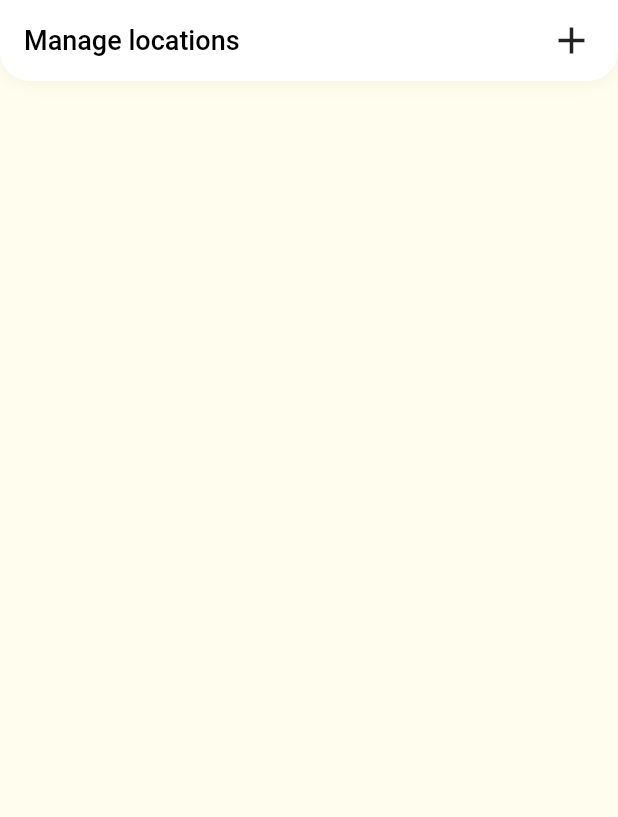
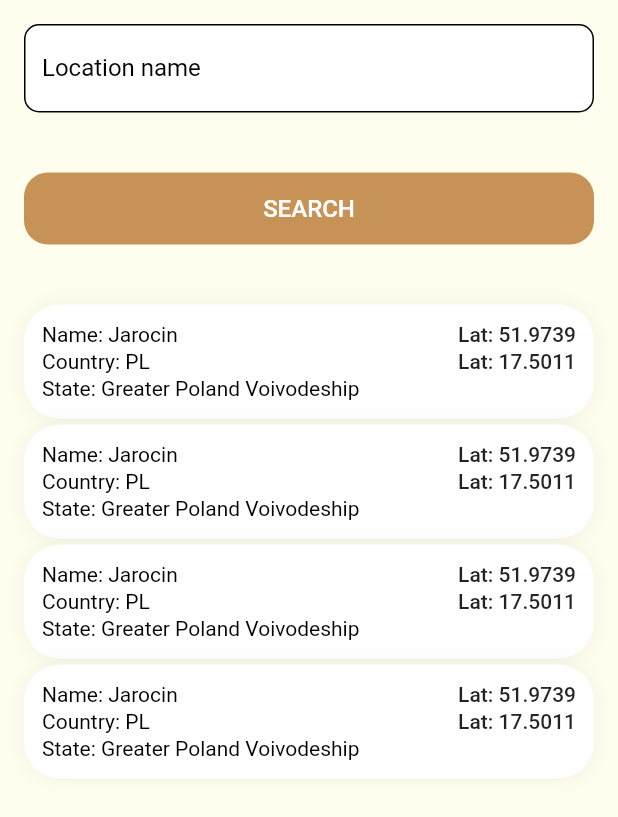
Before and after one commit to FirentisTFW/weather-app-flutter, a Flutter app: the LocationsListView screen opened by its route, after a tap on the "add" icon, on a phone screen of 412 x 824 dp. Shown: the top 817 px of the screen. Run offline on Flutter 3.47's test engine with Material 2 defaults, Android fonts, the phone set to English and light mode, and no system bars; our stand-ins replace cached_network_image, dio, flutter_riverpod, hive; accounts and stored records are empty; network calls fail.

Commit message:
Added add location page base (mocked)

```diff
--- /dev/null
+++ b/lib/networking/models/location_proposition.dart
@@ -0,0 +1,30 @@
+import 'package:json_annotation/json_annotation.dart';
+
+part 'location_proposition.g.dart';
+
+@JsonSerializable(
+  createToJson: false,
+)
+class LocationProposition {
+  final String? country;
+  @JsonKey(name: 'lat')
+  final double? latitude;
+  @JsonKey(name: 'lon')
+  final double? longitude;
+  final String? name;
+  final String? state;
+
+  const LocationProposition({
+    this.country,
+    this.latitude,
+    this.longitude,
+    this.name,
+    this.state,
+  });
+
+  factory LocationProposition.fromJson(Map<String, dynamic> json) => _$LocationPropositionFromJson(json);
+
+  String get latitudeDisplay => latitude?.toStringAsFixed(4) ?? '';
+
+  String get longitudeDisplay => longitude?.toStringAsFixed(4) ?? '';
+}
--- a/lib/routing.dart
+++ b/lib/routing.dart
@@ -1,3 +1,4 @@
+import 'package:app/views/add_location/add_location_view.dart';
 import 'package:app/views/locations_list/locations_list_view.dart';
 import 'package:app/views/settings/settings_view.dart';
 import 'package:flutter/material.dart';
@@ -6,6 +7,7 @@ import 'package:flutter/widgets.dart';
 abstract class Routing {
   const Routing._();
 
+  static const addLocation = 'add_location';
   static const locationsList = 'locations_list';
   static const settings = 'settings';
 
@@ -14,6 +16,9 @@ abstract class Routing {
     final String? routeName = routeSettings.name;
 
     switch (routeName) {
+      case addLocation:
+        child = const AddLocationView();
+        break;
       case locationsList:
         child = const LocationsListView();
         break;
--- /dev/null
+++ b/lib/views/add_location/add_location_view.dart
@@ -0,0 +1,97 @@
+import 'package:app/commons/text_field_info.dart';
+import 'package:app/extensions/list_extensions.dart';
+import 'package:app/networking/models/location_proposition.dart';
+import 'package:app/styles/app_colors.dart';
+import 'package:app/styles/app_dimensions.dart';
+import 'package:app/universal_widgets/action_button.dart';
+import 'package:app/universal_widgets/app_text_field.dart';
+import 'package:app/views/add_location/widgets/location_proposition_cell.dart';
+import 'package:flutter/material.dart';
+
+class AddLocationView extends StatefulWidget {
+  const AddLocationView();
+
+  @override
+  State<AddLocationView> createState() => _AddLocationViewState();
+}
+
+class _AddLocationViewState extends State<AddLocationView> {
+  late final TextFieldInfo _locationNameTextFieldInfo;
+
+  @override
+  void initState() {
+    super.initState();
+    _locationNameTextFieldInfo = TextFieldInfo(
+      controller: TextEditingController(),
+      focusNode: FocusNode(),
+      // TODO move string to intl
+      labelText: 'Location name',
+    );
+  }
+
+  @override
+  void dispose() {
+    _locationNameTextFieldInfo.dispose();
+    super.dispose();
+  }
+
+  @override
+  Widget build(BuildContext context) {
+    return Scaffold(
+      backgroundColor: AppColors.lightYellow,
+      body: SafeArea(
+        child: Padding(
+          padding: AppDimensions.defaultPaddingAll,
+          child: Column(
+            children: [
+              _buildTextField(),
+              _buildSearchButton(),
+              Expanded(
+                child: _buildLocationsList(),
+              ),
+            ].separatedBy(
+              const SizedBox(
+                height: 40.0,
+              ),
+            ),
+          ),
+        ),
+      ),
+    );
+  }
+
+  Widget _buildTextField() {
+    return AppTextField(
+      textFieldInfo: _locationNameTextFieldInfo,
+    );
+  }
+
+  Widget _buildSearchButton() {
+    return ActionButton(
+      onPressed: () {
+        // TODO Search locations
+      },
+      title: 'Search',
+    );
+  }
+
+  Widget _buildLocationsList() {
+    return ListView.separated(
+      // TOOD Remove mocks
+      shrinkWrap: true,
+      itemBuilder: (_, index) => const LocationPropositionCell(
+        locationProposition: LocationProposition(
+          country: 'PL',
+          latitude: 51.9739233,
+          longitude: 17.5011254,
+          name: 'Jarocin',
+          state: 'Greater Poland Voivodeship',
+        ),
+      ),
+      itemCount: 4,
+      separatorBuilder: (_, __) => const SizedBox(
+        height: 4.0,
+      ),
+    );
+  }
+}
--- /dev/null
+++ b/lib/views/add_location/widgets/location_proposition_cell.dart
@@ -0,0 +1,67 @@
+import 'package:app/extensions/list_extensions.dart';
+import 'package:app/generated/l10n.dart';
+import 'package:app/networking/models/location_proposition.dart';
+import 'package:app/styles/app_decorations.dart';
+import 'package:app/styles/app_text_styles.dart';
+import 'package:app/universal_widgets/adaptive_button.dart';
+import 'package:flutter/material.dart';
+
+class LocationPropositionCell extends StatelessWidget {
+  final LocationProposition locationProposition;
+
+  const LocationPropositionCell({
+    required this.locationProposition,
+    Key? key,
+  }) : super(
+          key: key,
+        );
+
+  @override
+  Widget build(BuildContext context) {
+    return AdaptiveButton(
+      decoration: AppDecorations.defaultCell(),
+      height: double.infinity,
+      onPressed: () {
+        // TODO Implement - save location to storage
+      },
+      child: Container(
+        width: double.infinity,
+        padding: const EdgeInsets.all(12.0),
+        child: Column(
+          crossAxisAlignment: CrossAxisAlignment.start,
+          children: <Widget>[
+            // TODO Remove mocks
+            Row(
+              mainAxisAlignment: MainAxisAlignment.spaceBetween,
+              children: [
+                Text(
+                  'Name: ${locationProposition.name}',
+                  style: AppTextStyles.text(),
+                ),
+                Text(S.of(context).latitudeShortDisplay(locationProposition.latitudeDisplay)),
+              ],
+            ),
+            Row(
+              mainAxisAlignment: MainAxisAlignment.spaceBetween,
+              children: [
+                Text(
+                  'Country: ${locationProposition.country}',
+                  style: AppTextStyles.text(),
+                ),
+                Text(S.of(context).latitudeShortDisplay(locationProposition.longitudeDisplay)),
+              ],
+            ),
+            Text(
+              'State: ${locationProposition.state}',
+              style: AppTextStyles.text(),
+            ),
+          ].separatedBy(
+            const SizedBox(
+              height: 2.0,
+            ),
+          ),
+        ),
+      ),
+    );
+  }
+}
--- a/lib/views/locations_list/locations_list_view.dart
+++ b/lib/views/locations_list/locations_list_view.dart
@@ -1,6 +1,5 @@
-import 'package:app/commons/mocks.dart';
 import 'package:app/data/models/named_location.dart';
-import 'package:app/providers/storage_providers.dart';
+import 'package:app/routing.dart';
 import 'package:app/styles/app_colors.dart';
 import 'package:app/styles/app_dimensions.dart';
 import 'package:app/universal_widgets/app_progress_indicator.dart';
@@ -18,7 +17,7 @@ class LocationsListView extends StatelessWidget {
     // TODO handle error cases, remove mocks
     return Scaffold(
       appBar: LocationsListAppBar(
-        onAddIconPressed: (ref) => ref.read(storageProvider).putLocation(Mocks.locations[1]),
+        onAddIconPressed: () => Navigator.pushNamed(context, Routing.addLocation),
       ),
       backgroundColor: AppColors.lightYellow,
       body: Consumer(
--- a/lib/views/locations_list/widgets/locations_list_app_bar.dart
+++ b/lib/views/locations_list/widgets/locations_list_app_bar.dart
@@ -4,7 +4,7 @@ import 'package:flutter/material.dart';
 import 'package:flutter_riverpod/flutter_riverpod.dart';
 
 class LocationsListAppBar extends ConsumerWidget implements PreferredSizeWidget {
-  final void Function(WidgetRef) onAddIconPressed;
+  final VoidCallback onAddIconPressed;
 
   const LocationsListAppBar({
     required this.onAddIconPressed,
@@ -62,7 +62,7 @@ class LocationsListAppBar extends ConsumerWidget implements PreferredSizeWidget
 
   Widget _buildAddIcon(WidgetRef ref) {
     return GestureDetector(
-      onTap: () => onAddIconPressed(ref),
+      onTap: onAddIconPressed,
       child: const Icon(
         Icons.add,
         size: 30.0,
```
Also changed, not shown: lib/networking/models/location_proposition.g.dart (added), lib/views/add_location/add_location_providers.dart (added).
